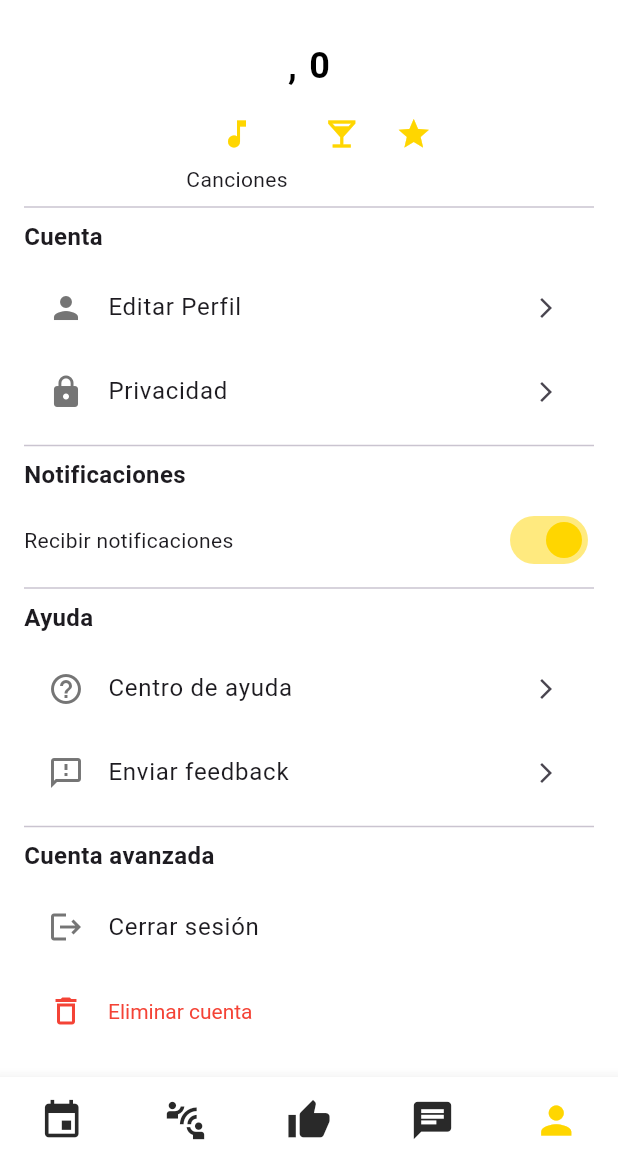
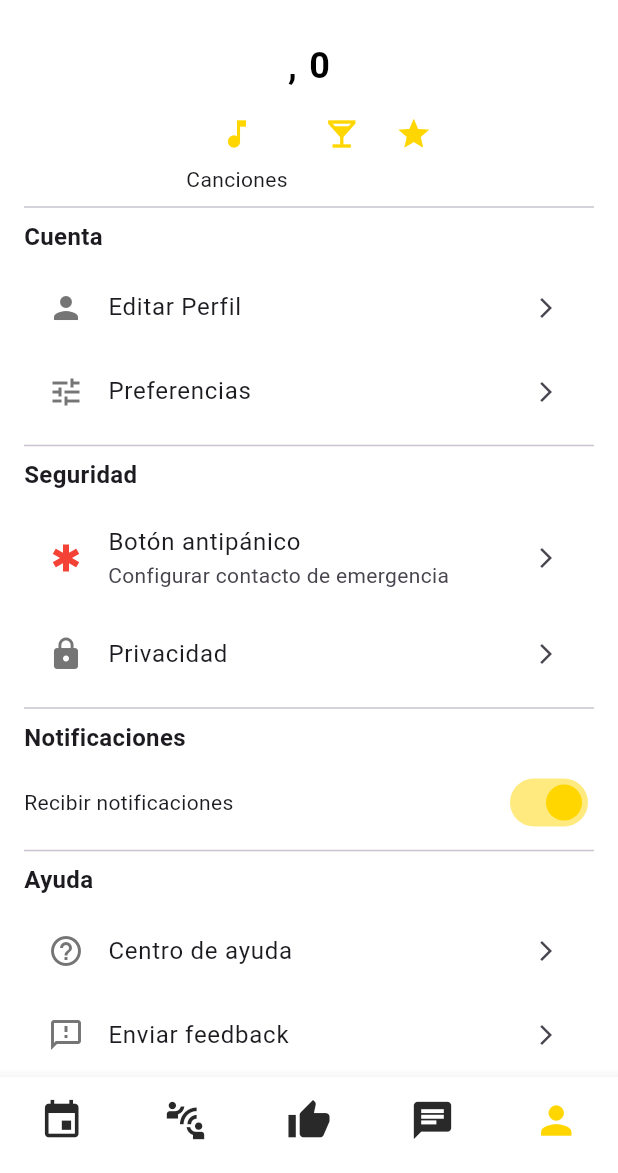
Before and after one commit to JuliLaterza/juvuit_flutter, a Flutter app: the ProfileScreen screen opened by its route, scrolled down 263 dp, on a phone screen of 412 x 824 dp, the part 63-1236 px from its top. Run offline on Flutter 3.47's test engine with Material 3 defaults, Android fonts, the phone set to English and light mode, and no system bars; our stand-ins replace cached_network_image, card_swiper, carousel_slider, cloud_firestore, firebase_auth, firebase_core and 4 more; missing offline and left inert: apple_maps_flutter; accounts and stored records are empty; network calls fail.

Commit message:
upd profilescreen v1.4

```diff
--- a/lib/features/profile/presentation/screens/profile_screen.dart
+++ b/lib/features/profile/presentation/screens/profile_screen.dart
@@ -357,6 +357,26 @@ class _ProfileScreenState extends State<ProfileScreen> {
                     },
                   ),
                   ListTile(
+                    leading: const Icon(Icons.tune, color: AppColors.gray),
+                    title: const Text('Preferencias'),
+                    trailing: const Icon(Icons.arrow_forward_ios, size: 16),
+                    onTap: () {
+                      Navigator.pushNamed(context, AppRoutes.matchingPreferences);
+                    },
+                  ),
+                  const Divider(),
+                  const Text('Seguridad', style: TextStyle(fontSize: 16, fontWeight: FontWeight.bold)),
+                  const SizedBox(height: 8),
+                  ListTile(
+                    leading: const Icon(Icons.emergency, color: Colors.red),
+                    title: const Text('Botón antipánico'),
+                    subtitle: const Text('Configurar contacto de emergencia'),
+                    trailing: const Icon(Icons.arrow_forward_ios, size: 16),
+                    onTap: () {
+                      Navigator.pushNamed(context, AppRoutes.emergencyContact);
+                    },
+                  ),
+                  ListTile(
                     leading: const Icon(Icons.lock, color: AppColors.gray),
                     title: const Text('Privacidad'),
                     trailing: const Icon(Icons.arrow_forward_ios, size: 16),
@@ -388,7 +408,9 @@ class _ProfileScreenState extends State<ProfileScreen> {
                     leading: const Icon(Icons.help_outline, color: AppColors.gray),
                     title: const Text('Centro de ayuda'),
                     trailing: const Icon(Icons.arrow_forward_ios, size: 16),
-                    onTap: () {},
+                    onTap: () {
+                      Navigator.pushNamed(context, AppRoutes.helpCenter);
+                    },
                   ),
                   ListTile(
                     leading: const Icon(Icons.feedback_outlined, color: AppColors.gray),
```
